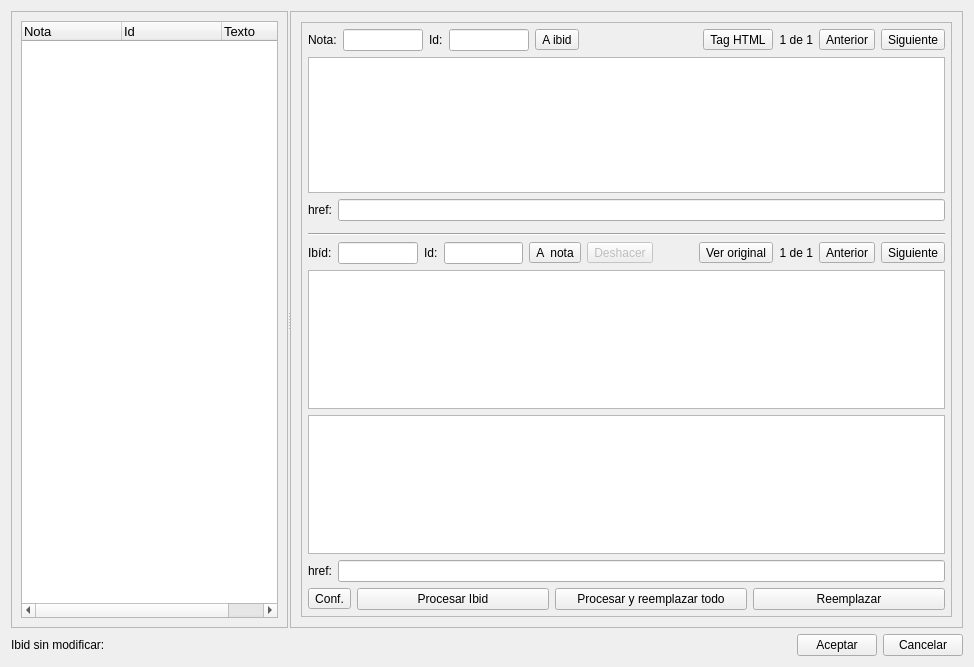
First picture: the form in src/mainWindow.ui, repository polirritmico/IbidEPL, before the edit.
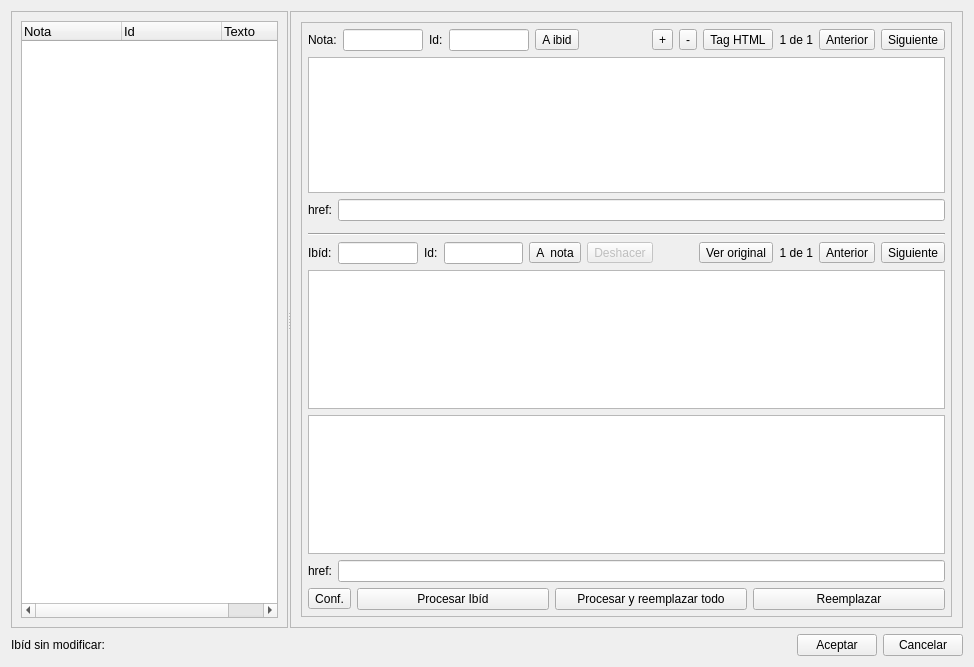
Second picture: the form after the edit. Icons and pictures are not drawn.

Patch:
```diff
--- a/src/mainWindow.ui
+++ b/src/mainWindow.ui
@@ -207,6 +207,34 @@
                </property>
               </spacer>
              </item>
+             <item>
+              <widget class="QToolButton" name="FontIncreaseSizeButton">
+               <property name="toolTip">
+                <string>Aumenta el tamaño del texto.</string>
+               </property>
+               <property name="text">
+                <string>+</string>
+               </property>
+               <property name="icon">
+                <iconset theme="format-font-size-more">
+                 <normaloff>.</normaloff>.</iconset>
+               </property>
+              </widget>
+             </item>
+             <item>
+              <widget class="QToolButton" name="FontDecreaseSizeButton">
+               <property name="toolTip">
+                <string>Disminuye el tamaño del texto.</string>
+               </property>
+               <property name="text">
+                <string>-</string>
+               </property>
+               <property name="icon">
+                <iconset theme="format-font-size-less">
+                 <normaloff>.</normaloff>.</iconset>
+               </property>
+              </widget>
+             </item>
              <item>
               <widget class="QToolButton" name="TagButton">
                <property name="focusPolicy">
@@ -601,7 +629,7 @@
 Los cambios serán descartados si no se pulsa el botón Modificar.</string>
                </property>
                <property name="text">
-                <string>Procesar Ibid</string>
+                <string>Procesar Ibíd</string>
                </property>
                <property name="shortcut">
                 <string>Ctrl+Backspace</string>
@@ -659,7 +687,7 @@
         <string>Ibid que no han sido modificados</string>
        </property>
        <property name="text">
-        <string>Ibid sin modificar: </string>
+        <string>Ibíd sin modificar: </string>
        </property>
       </widget>
      </item>
```
Left out of the diff: 26 changed lines with no effect on the pictures.
